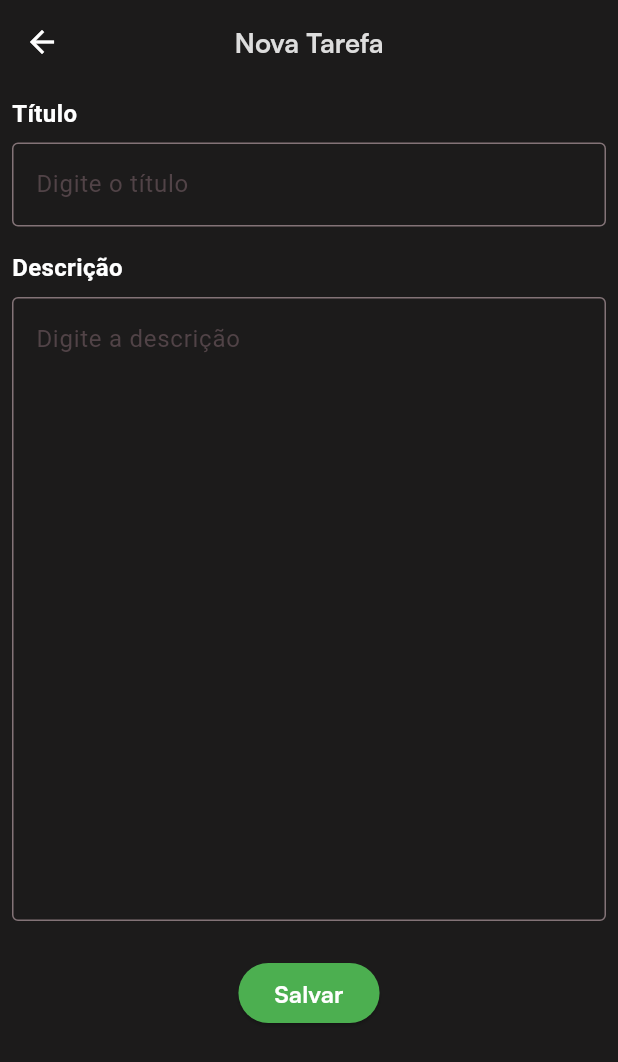
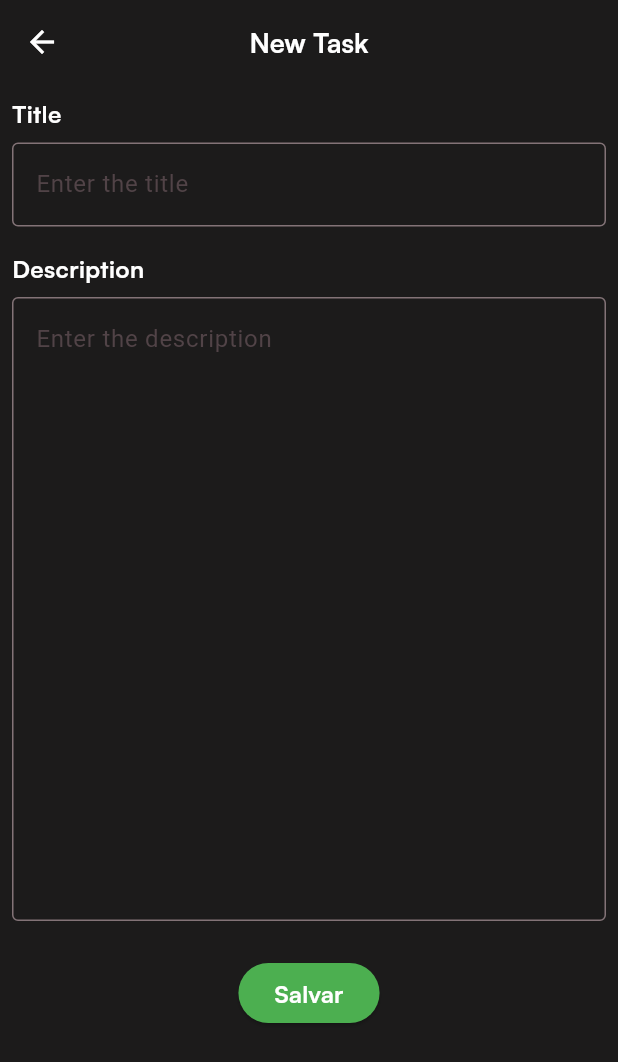
Before and after one commit to Augusto-Pedro05/To-do, a Flutter app: the screen it shows after launch, after a tap on "Add Task", on a phone screen of 412 x 824 dp. Shown: the top 1062 px of the screen. Run offline on Flutter 3.47's test engine with Material 3 defaults, Android fonts, the phone set to English and light mode, and no system bars; our stand-ins replace sqflite; accounts and stored records are empty.

Commit message:
Database - Tasks, Delete Icon - to implement

```diff
--- a/lib/components/task.dart
+++ b/lib/components/task.dart
@@ -32,15 +32,17 @@ class _TaskState extends State<Task> {
             borderRadius: BorderRadius.circular(50),
           ),
         ),
-        Container(
-          child: SizedBox(
-            width: 300,
+        SizedBox(
+          width: 275,
           height: 50,
           child: Column(
             mainAxisAlignment: MainAxisAlignment.center,
             crossAxisAlignment: CrossAxisAlignment.start,
             children: [
-                Text(
+              Expanded(
+                child: Align(
+                  alignment: Alignment.centerLeft,
+                  child: Text(
                     widget.titulo,
                     style: TextStyle(
                       decoration: (isChecked) ? TextDecoration.lineThrough : TextDecoration.none,
@@ -51,6 +53,9 @@ class _TaskState extends State<Task> {
                       color: (isChecked) ? Color.fromRGBO(255, 255, 255, 0.25) : Colors.white,
                     ),
                   ),
+                ),
+              ),
+              if (widget.descricao.isNotEmpty)
                 Text(
                   widget.descricao,
                   style: TextStyle(
@@ -66,7 +71,7 @@ class _TaskState extends State<Task> {
             ],
           ),
         ),
-        ),
+        Icon(Icons.delete_outline, color: Color.fromRGBO(255, 255, 255, 0.25),)
       ],
     );
   }
--- /dev/null
+++ b/lib/data/database.dart
@@ -0,0 +1,10 @@
+import 'package:sqflite/sqflite.dart';
+import 'package:path/path.dart';
+import 'task_dao.dart';
+
+Future<Database> getDatabase() async{
+  final String path = join(await getDatabasesPath(), 'tasks.db');
+  return openDatabase(path, onCreate: (db, version){
+    db.execute(TaskDao.tablesql);
+  }, version: 1);
+}
--- /dev/null
+++ b/lib/data/task_dao.dart
@@ -0,0 +1,73 @@
+import 'package:sqflite/sqflite.dart';
+import '../components/task.dart';
+import 'database.dart';
+
+class TaskDao {
+  static const String tablesql =
+      'CREATE TABLE $_tablename('
+      '$_title TEXT, '
+      '$_description TEXT)';
+
+  static const String _tablename = 'tasks';
+  static const String _title = 'title';
+  static const String _description = 'description';
+
+  save(Task task) async {
+    print('Saving task: ${task.titulo}');
+    final Database db = await getDatabase();
+    Map<String, dynamic> mapTask = toMap(task);
+    await db.insert(_tablename, mapTask);
+    print('Task saved');
+  }
+
+  Map<String, dynamic> toMap(Task task) {
+    print('Converting task to map');
+    final Map<String, dynamic> map = {};
+    map[_title] = task.titulo;
+    map[_description] = task.descricao;
+    print('Map converted: $map');
+    return map;
+  }
+
+  Future<List<Task>> findAll() async {
+    print('Finding all tasks');
+    final Database database = await getDatabase();
+    final List<Map<String, dynamic>> result = await database.query(_tablename);
+    print('Tasks found: $result');
+    return toList(result);
+  }
+
+  List<Task> toList(List<Map<String, dynamic>> result) {
+    print('Converting map to list');
+    final List<Task> tasks = [];
+    for (Map<String, dynamic> row in result) {
+      final Task task = Task(row[_title], descricao: row[_description]);
+      tasks.add(task);
+    }
+    print('List converted: $tasks');
+    return tasks;
+  }
+
+  Future<List<Task>> find(String taskName) async {
+    print('Finding task: $taskName');
+    final Database database = await getDatabase();
+    final List<Map<String, dynamic>> result = await database.query(
+      _tablename,
+      where: '$_title = ?',
+      whereArgs: [taskName],
+    );
+    print('Task found: $result');
+    return toList(result);
+  }
+
+  delete(String taskName) async {
+    print('Deleting task: $taskName');
+    final Database database = await getDatabase();
+    await database.delete(
+      _tablename,
+      where: '$_title = ?',
+      whereArgs: [taskName],
+    );
+    print('Task deleted');
+  }
+}
--- a/lib/data/task_inherited.dart
+++ b/lib/data/task_inherited.dart
@@ -35,7 +35,7 @@ class _TaskInheritedState extends State<TaskInherited> {
 class _TaskInheritedWidget extends InheritedWidget {
   final _TaskInheritedState data;
 
-  _TaskInheritedWidget({required this.data, required Widget child})
+  const _TaskInheritedWidget({required this.data, required Widget child})
       : super(child: child);
 
   @override
--- a/lib/main.dart
+++ b/lib/main.dart
@@ -21,7 +21,7 @@ class MyApp extends StatelessWidget {
             backgroundColor: Color.fromRGBO(28, 27, 27, 1),
           ),
         ),
-        home: const InitialScreen(),
+        home: TaskInherited(child: const InitialScreen()),
       ),
     );
   }
--- a/lib/screens/add_task.dart
+++ b/lib/screens/add_task.dart
@@ -1,10 +1,11 @@
 import 'package:flutter/material.dart';
 import 'package:to_do/components/task.dart';
+import 'package:to_do/data/task_dao.dart';
 import '../data/task_inherited.dart';
 
 class AddTaskPage extends StatefulWidget {
+  const AddTaskPage({super.key, required this.taskContext});
 
-  const AddTaskPage({super.key, required this.taskContext});
   final BuildContext taskContext;
 
   @override
@@ -12,27 +13,27 @@ class AddTaskPage extends StatefulWidget {
 }
 
 class _AddTaskPageState extends State<AddTaskPage> {
-
-  TextEditingController _tituloController = TextEditingController();
-  TextEditingController _descricaoController = TextEditingController();
+  final TextEditingController _tituloController = TextEditingController();
+  final TextEditingController _descricaoController = TextEditingController();
 
   final _formKey = GlobalKey<FormState>();
 
-  bool valueValidator(String? value){
+  bool valueValidator(String? value) {
     if (value != null && value.isEmpty) {
       return true;
     }
     return false;
   }
+
   @override
   Widget build(BuildContext context) {
     return Form(
       key: _formKey,
       child: Scaffold(
         appBar: AppBar(
-          title: Text("Nova Tarefa"),
+          title: Text("New Task"),
           titleTextStyle: TextStyle(
-            color: Color.fromRGBO(221, 221, 221, 1),
+            color: Colors.white,
             fontSize: 18,
             fontWeight: FontWeight.bold,
             fontFamily: 'Satoshi',
@@ -48,10 +49,11 @@ class _AddTaskPageState extends State<AddTaskPage> {
               crossAxisAlignment: CrossAxisAlignment.start,
               children: [
                 Text(
-                  "Título",
+                  "Title",
                   style: TextStyle(
                     fontSize: 16,
                     fontWeight: FontWeight.bold,
+                    fontFamily: 'Satoshi',
                     color: Colors.white,
                   ),
                 ),
@@ -59,15 +61,16 @@ class _AddTaskPageState extends State<AddTaskPage> {
                 TextFormField(
                   validator: (String? value) {
                     if (valueValidator(value)) {
-                      return 'Insira o nome da tarefa';
+                      return 'Enter a valid title';
                     }
                     return null;
                   },
                   controller: _tituloController,
+                  cursorColor: Colors.green,
                   style: TextStyle(color: Colors.white),
                   decoration: InputDecoration(
                     border: OutlineInputBorder(),
-                    hintText: "Digite o título",
+                    hintText: "Enter the title",
                     focusedBorder: OutlineInputBorder(
                       borderSide: BorderSide(color: Colors.green, width: 2.0),
                     ),
@@ -75,21 +78,23 @@ class _AddTaskPageState extends State<AddTaskPage> {
                 ),
                 SizedBox(height: 16),
                 Text(
-                  "Descrição",
+                  "Description",
                   style: TextStyle(
                     fontSize: 16,
                     fontWeight: FontWeight.bold,
+                    fontFamily: 'Satoshi',
                     color: Colors.white,
                   ),
                 ),
                 SizedBox(height: 8),
                 TextFormField(
+                  cursorColor: Colors.green,
                   controller: _descricaoController,
                   maxLines: 16,
                   style: TextStyle(color: Colors.white),
                   decoration: InputDecoration(
                     border: OutlineInputBorder(),
-                    hintText: "Digite a descrição",
+                    hintText: "Enter the description",
 
                     focusedBorder: OutlineInputBorder(
                       borderSide: BorderSide(color: Colors.green, width: 2.0),
@@ -105,18 +110,17 @@ class _AddTaskPageState extends State<AddTaskPage> {
                         borderRadius: BorderRadius.circular(30),
                       ),
                     ),
-                    onPressed: () {
+                    onPressed: () async {
                       if (_formKey.currentState!.validate()) {
-                        print(_tituloController.text);
-                        print(_descricaoController.text);
-                        TaskInherited.of(widget.taskContext).addTask(
-                            Task(_tituloController.text, descricao: _descricaoController.text,)
+                        await TaskDao().save(
+                          Task(
+                            _tituloController.text,
+                            descricao: _descricaoController.text,
+                          )
                         );
                         ScaffoldMessenger.of(
                           context,
-                        ).showSnackBar(SnackBar(
-                          content: Text("Tarefa salva"),
-                        ));
+                        ).showSnackBar(SnackBar(content: Text("Tarefa salva")));
                         Navigator.pop(context);
                       }
                     },
--- a/lib/screens/initial_screen.dart
+++ b/lib/screens/initial_screen.dart
@@ -1,6 +1,9 @@
 import 'package:flutter/material.dart';
 import 'package:to_do/data/task_inherited.dart';
 import 'package:to_do/screens/add_task.dart';
+
+import '../components/task.dart';
+import '../data/task_dao.dart';
 
 class InitialScreen extends StatefulWidget {
   const InitialScreen({super.key});
@@ -38,20 +41,56 @@ class _InitialScreenState extends State<InitialScreen> {
             child: Scrollbar(
               thickness: 7,
               radius: Radius.circular(10),
-              child: ListView.builder(
-                itemCount: TaskInherited.of(context).tasks.length,
-                itemBuilder: (context, index) {
-                  return TaskInherited.of(context).tasks[index];
+              child: FutureBuilder<List<Task>>(
+                future: TaskDao().findAll(),
+                builder: (context, snapshot){
+                  List<Task>? items = snapshot.data;
+                  switch (snapshot.connectionState){
+
+                    case ConnectionState.none:
+                      return Center(
+                        child: Column(
+                          children: [CircularProgressIndicator(), Text('Carregando')],
+                        ),
+                      );
+                    case ConnectionState.waiting:
+                      return Center(
+                        child: Column(
+                          children: [CircularProgressIndicator(), Text('Carregando')],
+                        ),
+                      );
+                    case ConnectionState.active:
+                      return Center(
+                        child: Column(
+                          children: [CircularProgressIndicator(), Text('Carregando')],
+                        ),
+                      );
+                    case ConnectionState.done:
+                      if(snapshot.hasData && items != null){
+                        if(items.isNotEmpty){
+                          return ListView.builder(
+                            itemCount: items.length,
+                            itemBuilder:  (BuildContext context, int index){
+                              final Task tarefa = items[index];
+                              return tarefa;
+                            },
+                          );
+                        }
+                        return Center(
+                          child: Text("Nenhuma tarefa encontrada"),
+                        );
+                      }
+                      return Center(child: Text("Erro ao carregar tarefas"));
+                  }
                 },
-                padding: EdgeInsets.only(top: 8, bottom: 90),
               ),
             ),
           ),
         ],
       ),
       floatingActionButton: SizedBox(
-        width: 100,
-        height: 50,
+        width: 110,
+        height: 40,
         child: FloatingActionButton(
           onPressed: () async{
             await Navigator.push(
@@ -62,15 +101,16 @@ class _InitialScreenState extends State<InitialScreen> {
             );
             setState(() {});
           },
-          backgroundColor: Color.fromRGBO(76, 175, 80, 0.50),
+          backgroundColor: Colors.green,
           shape: RoundedRectangleBorder(
             borderRadius: BorderRadius.circular(30),
           ),
           child: Row(
+            mainAxisAlignment: MainAxisAlignment.center,
             children: [
               Icon(Icons.add, color: Colors.white, size: 20),
               Text(
-                'Add Task',
+                ' Add Task',
                 style: TextStyle(fontSize: 15, color: Colors.white),
               ),
             ],
--- a/pubspec.yaml
+++ b/pubspec.yaml
@@ -30,11 +30,13 @@ environment:
 dependencies:
   flutter:
     sdk: flutter
+    badges:
 
   # The following adds the Cupertino Icons font to your application.
   # Use with the CupertinoIcons class for iOS style icons.
   cupertino_icons: ^1.0.8
 
+  sqflite: 2.4.2
 dev_dependencies:
   flutter_test:
     sdk: flutter
```
Also changed, not shown: pubspec.lock, 1 other file. Lines whose indentation alone changed are shown as unchanged.
